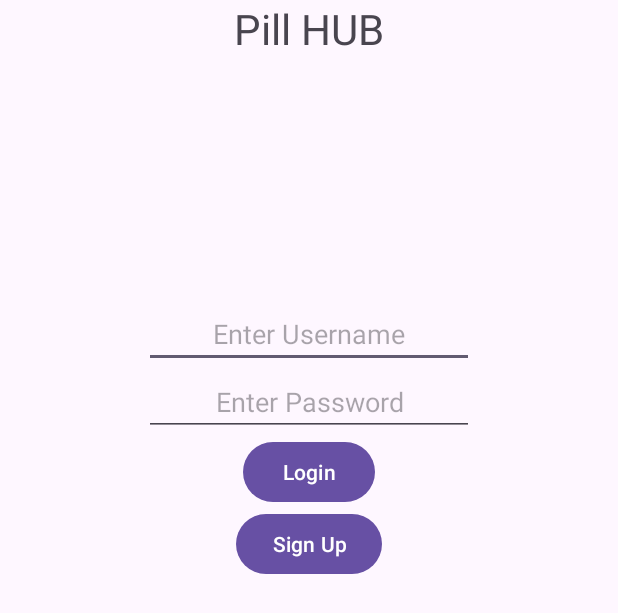
After one commit to r-siddiq/Project-02, an Android app: the layout activity_login.xml on its own in the app's theme, with its tools: preview values and no code run, on a phone screen of 412 x 824 dp. The commit adds this screen. Shown: the top 613 px of the screen. Run offline under Robolectric (Android 15) with nearby library versions, the phone set to English and light mode, and no system bars.

Commit message:
Added buildFeatures { viewBinding true } to gradle. Created LoginActivity.java and will migrate main_activity to login_activity

```diff
--- a/app/build.gradle
+++ b/app/build.gradle
@@ -26,6 +26,10 @@ android {
         sourceCompatibility JavaVersion.VERSION_1_8
         targetCompatibility JavaVersion.VERSION_1_8
     }
+
+    buildFeatures {
+        viewBinding true
+    }
 }
 
 dependencies {
--- a/app/src/main/AndroidManifest.xml
+++ b/app/src/main/AndroidManifest.xml
@@ -13,6 +13,9 @@
         android:theme="@style/Theme.Project02"
         tools:targetApi="31">
         <activity
+            android:name=".LoginActivity"
+            android:exported="false" />
+        <activity
             android:name=".MainActivity"
             android:exported="true">
             <intent-filter>
--- /dev/null
+++ b/app/src/main/res/layout/activity_login.xml
@@ -0,0 +1,61 @@
+<?xml version="1.0" encoding="utf-8"?>
+<androidx.constraintlayout.widget.ConstraintLayout xmlns:android="http://schemas.android.com/apk/res/android"
+    xmlns:app="http://schemas.android.com/apk/res-auto"
+    xmlns:tools="http://schemas.android.com/tools"
+    android:id="@+id/main"
+    android:layout_width="match_parent"
+    android:layout_height="match_parent"
+    tools:context=".LoginActivity">
+
+    <TextView
+        android:id="@+id/pillHub"
+        android:layout_width="wrap_content"
+        android:layout_height="200dp"
+        android:textSize="28sp"
+        android:text="Pill HUB"
+        app:layout_constraintTop_toTopOf="parent"
+        app:layout_constraintStart_toStartOf="parent"
+        app:layout_constraintEnd_toEndOf="parent" />
+
+    <EditText
+        android:id="@+id/enterUsername"
+        android:layout_width="220dp"
+        android:layout_height="wrap_content"
+        android:hint="Enter Username"
+        android:gravity="center"
+        app:layout_constraintTop_toBottomOf="@id/pillHub"
+        app:layout_constraintStart_toStartOf="parent"
+        app:layout_constraintEnd_toEndOf="parent"
+        app:layout_constraintWidth_percent="0.8" />
+
+    <EditText
+        android:id="@+id/enterPassword"
+        android:layout_width="220dp"
+        android:layout_height="wrap_content"
+        android:gravity="center"
+        android:hint="Enter Password"
+        android:inputType="textPassword"
+        app:layout_constraintTop_toBottomOf="@id/enterUsername"
+        app:layout_constraintStart_toStartOf="parent"
+        app:layout_constraintEnd_toEndOf="parent"
+        app:layout_constraintWidth_percent="0.8" />
+
+    <Button
+        android:id="@+id/login"
+        android:layout_width="wrap_content"
+        android:layout_height="wrap_content"
+        android:text="Login"
+        app:layout_constraintTop_toBottomOf="@id/enterPassword"
+        app:layout_constraintStart_toStartOf="parent"
+        app:layout_constraintEnd_toEndOf="parent" />
+
+    <Button
+        android:id="@+id/signUp"
+        android:layout_width="wrap_content"
+        android:layout_height="wrap_content"
+        android:text="Sign Up"
+        app:layout_constraintTop_toBottomOf="@id/login"
+        app:layout_constraintStart_toStartOf="parent"
+        app:layout_constraintEnd_toEndOf="parent" />
+
+</androidx.constraintlayout.widget.ConstraintLayout>
```
Also changed, not shown: app/src/main/java/com/example/project02/LoginActivity.java (added, +38 -0 lines), app/src/main/java/com/example/project02/MainActivity.java (+35 -2 lines).
